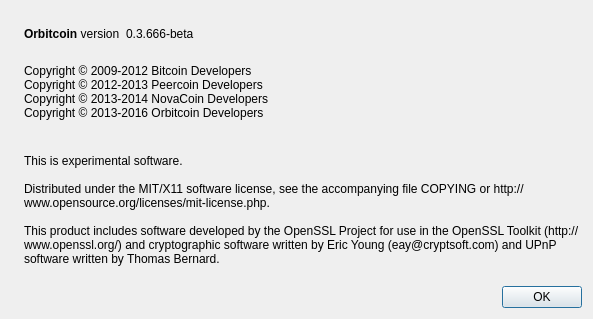
This is src/qt/forms/aboutdialog.ui in TrezarCoin/TrezarCoin as Qt 5 draws it before an edit. The edited form follows.
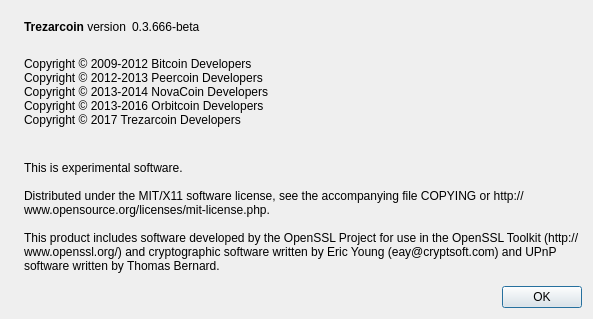
This is the edited form. Icons and pictures are not drawn.

```diff
--- a/src/qt/forms/aboutdialog.ui
+++ b/src/qt/forms/aboutdialog.ui
@@ -50,7 +50,7 @@
           <cursorShape>IBeamCursor</cursorShape>
          </property>
          <property name="text">
-          <string>&lt;b&gt;Orbitcoin&lt;/b&gt; version</string>
+          <string>&lt;b&gt;Trezarcoin&lt;/b&gt; version</string>
          </property>
          <property name="textInteractionFlags">
           <set>Qt::LinksAccessibleByMouse|Qt::TextSelectableByKeyboard|Qt::TextSelectableByMouse</set>
@@ -96,6 +96,7 @@
 Copyright © 2012-2013 Peercoin Developers
 Copyright © 2013-2014 NovaCoin Developers
 Copyright © 2013-2016 Orbitcoin Developers
+Copyright © 2017 Trezarcoin Developers
         </string>
        </property>
        <property name="textInteractionFlags">
```
Left out of the diff: 2 changed lines with no effect on the pictures.
